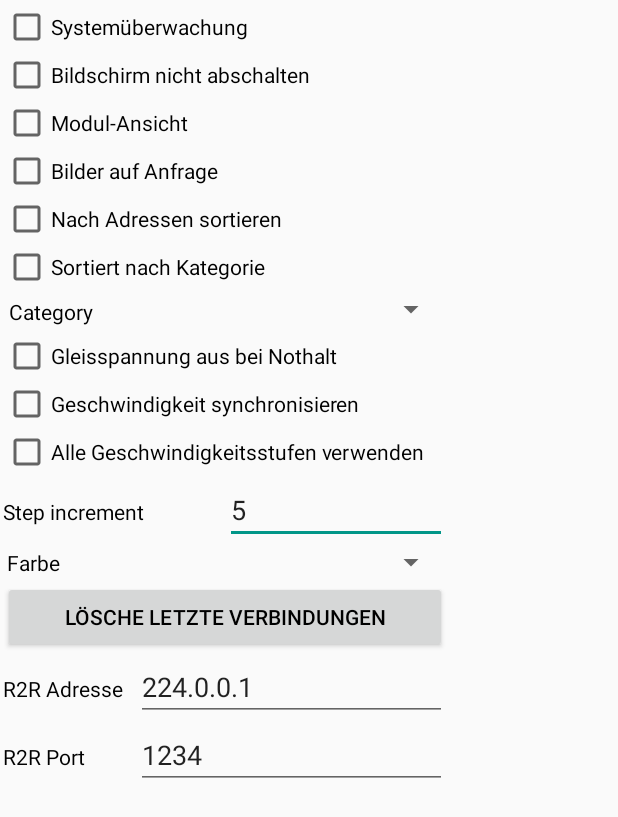
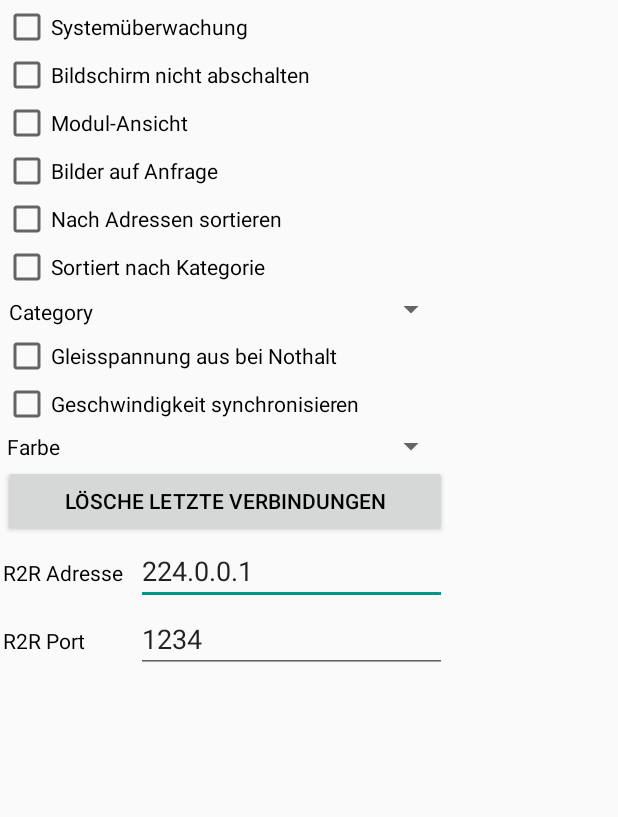
Before and after one commit to Mari023/ESU_Mobile_Control_II, an Android app: the layout preferences.xml on its own in the app's theme, with its tools: preview values and no code run, on a phone screen of 412 x 824 dp. Shown: the top 817 px of the screen. Run offline under Robolectric (Android 15) with nearby library versions, the phone set to English and light mode, and no system bars; plain views replace versluis.

Commit message:
remove speedsteps option, as it isn't useful anyways with a slider

```diff
--- a/app/src/main/java/net/rocrail/androc/Preferences.java
+++ b/app/src/main/java/net/rocrail/androc/Preferences.java
@@ -54,7 +54,6 @@ public class Preferences {
     public static final String PREFS_CATEGORY = "category";
     public static final String PREFS_USEALLSPEEDSTEPS = "useallspeedsteps";
     public static final String PREFS_SYNCSPEED = "syncspeed";
-    public static final String PREFS_VDELTA = "vdelta";
 
     public static final String ACCTYPE_MADA = "M";
     public static final String ACCTYPE_FADA = "F";
@@ -74,6 +73,7 @@ public class Preferences {
     public int Category = 0;
     public boolean Modview = true;
     public boolean PowerOff4EBreak = false;
+    @Deprecated
     public boolean UseAllSpeedSteps = false;
     public boolean SyncSpeed = true;
     public String LocoID = "";
@@ -88,7 +88,6 @@ public class Preferences {
     public String AccType = ACCTYPE_MADA;
     public int Size = 32;
     public int Color = 0;
-    public int VDelta = 5;
     public List<RRConnection> conList = null;
     RocrailService rocrailService;
     boolean Initialized = false;
@@ -132,7 +131,6 @@ public class Preferences {
         LocoCatList = settings.getBoolean(PREFS_LOCOCATLIST, LocoCatList);
         Category = settings.getInt(PREFS_CATEGORY, Category);
         Color = settings.getInt(PREFS_COLOR, Color);
-        VDelta = settings.getInt(PREFS_VDELTA, VDelta);
 
         conList = RRConnection.parse(Recent);
 
@@ -226,7 +224,6 @@ public class Preferences {
         editor.putBoolean(PREFS_USEALLSPEEDSTEPS, UseAllSpeedSteps);
         editor.putBoolean(PREFS_SYNCSPEED, SyncSpeed);
         editor.putInt(PREFS_COLOR, Color);
-        editor.putInt(PREFS_VDELTA, VDelta);
         editor.commit();
     }
 
--- a/app/src/main/java/net/rocrail/androc/activities/ActThrottle.java
+++ b/app/src/main/java/net/rocrail/androc/activities/ActThrottle.java
@@ -545,7 +545,6 @@ public class ActThrottle extends ActBase implements ModelListener, net.rocrail.a
             Slider mSeekBar = findViewById(R.id.Speed);
             mSeekBar.setRange(m_Loco.getVMax());
             mSeekBar.setV(m_Loco.getSpeed());
-            mSeekBar.setDelta(m_RocrailService.Prefs.UseAllSpeedSteps ? 1 : m_RocrailService.Prefs.VDelta);
             LEDButton mDir = findViewById(R.id.throttleDirection);
             setDirSpeed(mDir, true);
 
@@ -557,7 +556,6 @@ public class ActThrottle extends ActBase implements ModelListener, net.rocrail.a
             image.setImageResource(R.drawable.noimg);
             Slider mSeekBar = findViewById(R.id.Speed);
             mSeekBar.setRange(100);
-            mSeekBar.setDelta(m_RocrailService.Prefs.UseAllSpeedSteps ? 1 : m_RocrailService.Prefs.VDelta);
             mSeekBar.setV(0);
             LEDButton mDir = findViewById(R.id.throttleDirection);
             mDir.setText("" + 0);
--- a/app/src/main/java/net/rocrail/androc/objects/MobileImpl.java
+++ b/app/src/main/java/net/rocrail/androc/objects/MobileImpl.java
@@ -76,7 +76,7 @@ public abstract class MobileImpl implements Mobile {
     }
 
     public void setSpeed(int V, boolean force) {
-        if (force || V == Vmax || V == 0 || StrictMath.abs(Vprev - V) >= this.rocrailService.Prefs.VDelta || Steps < 50) {
+        if (force || V == Vmax || V == 0 || V != Vprev || Steps < 50) {
             Speed = V;
             System.out.println("set Speed=" + Speed);
             setSpeed(false);
--- a/app/src/main/res/layout/preferences.xml
+++ b/app/src/main/res/layout/preferences.xml
@@ -55,15 +55,6 @@ android:layout_width="fill_parent" android:layout_height="wrap_content"></CheckB
 <CheckBox android:text="@string/SyncSpeed" android:id="@+id/prefSyncSpeed"
 android:layout_width="fill_parent" android:layout_height="wrap_content"></CheckBox>
 
-<CheckBox android:text="@string/UseAllSpeedSteps" android:id="@+id/prefUseAllSpeedSteps"
-android:layout_width="fill_parent" android:layout_height="wrap_content"></CheckBox>
-
-<LinearLayout android:orientation="horizontal" android:layout_width="fill_parent" android:layout_height="wrap_content">
-<TextView android:text="@string/VDelta" android:layout_width="0px" android:layout_weight="50" android:layout_height="wrap_content"/>
-<EditText android:text="5" android:id="@+id/prefVDelta" android:inputType="number"
-android:layout_width="0px" android:layout_height="wrap_content" android:layout_weight="50"></EditText>
-</LinearLayout>
-
  <LinearLayout android:orientation="horizontal"
    android:layout_width="fill_parent" android:layout_height="wrap_content">
    <TextView android:text="@string/Color"
```
Also changed, not shown: app/src/main/java/net/rocrail/androc/activities/ActPreferences.java (+0 -15 lines), app/src/main/java/net/rocrail/android/widgets/Slider.java (+2 -8 lines).
